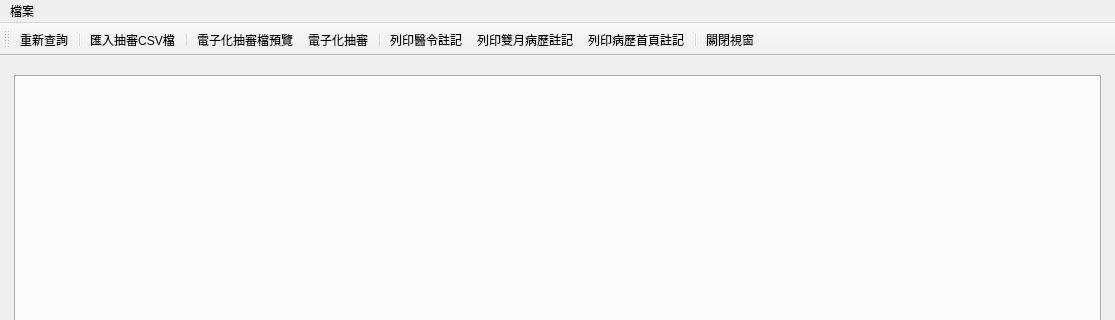
Before: the Qt Designer form ui/ins_judge.ui in picacat/pymedical, drawn with Qt 5; both pictures show x 0 to 1115 and y 0 to 320 of the 1115 by 865 pixel window.
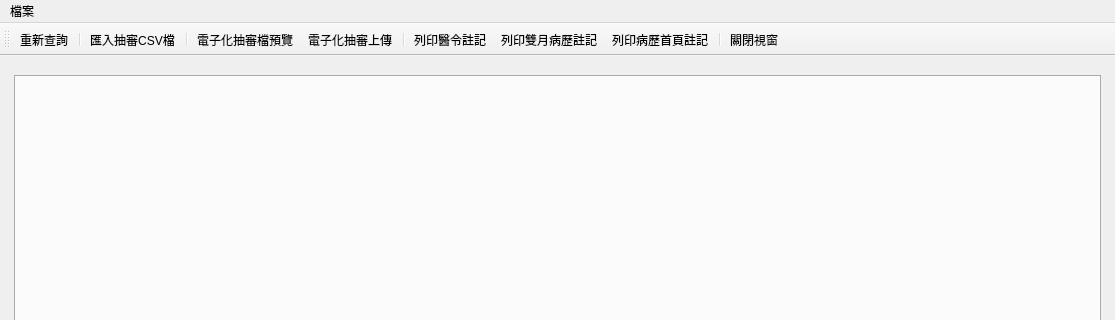
After: the same form once the commit is applied. Icons and pictures are not drawn.

Commit message: 電子化抽審上傳

```diff
--- a/ui/ins_judge.ui
+++ b/ui/ins_judge.ui
@@ -112,7 +112,7 @@
      <normaloff>../icons/software-update-urgent.png</normaloff>../icons/software-update-urgent.png</iconset>
    </property>
    <property name="text">
-    <string>電子化抽審</string>
+    <string>電子化抽審上傳</string>
    </property>
    <property name="toolTip">
     <string>電子化抽審</string>
```
Left out of the diff: 2 changed lines with no effect on the pictures.
